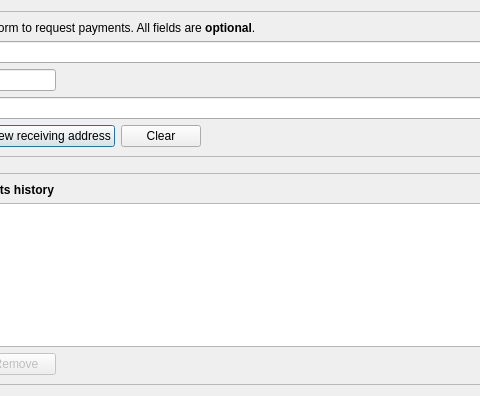
Before: the Qt Designer form src/qt/forms/receivecoinsdialog.ui in nationalbitcoin/russianbitcoin, drawn with Qt 5; both pictures show x 131 to 611 and y 0 to 396 of the 776 by 396 pixel window.
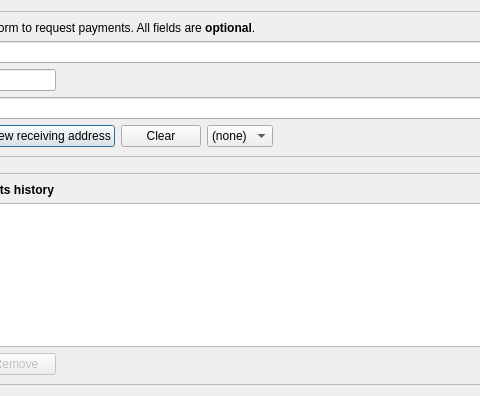
After: the same form once the commit is applied. Icons and pictures are not drawn. Custom widgets are drawn as their Qt base class.

```diff
--- a/src/qt/forms/receivecoinsdialog.ui
+++ b/src/qt/forms/receivecoinsdialog.ui
@@ -139,6 +139,18 @@
             </property>
            </widget>
           </item>
+          <item>
+           <widget class="QComboBox" name="addressTypeSelector">
+            <property name="sizeAdjustPolicy">
+             <enum>QComboBox::AdjustToContents</enum>
+            </property>
+            <item>
+             <property name="text">
+              <string>(none)</string>
+             </property>
+            </item>
+           </widget>
+          </item>
           <item>
            <spacer name="horizontalSpacer">
             <property name="orientation">
```
Left out of the diff: 9 changed lines with no effect on the pictures.
